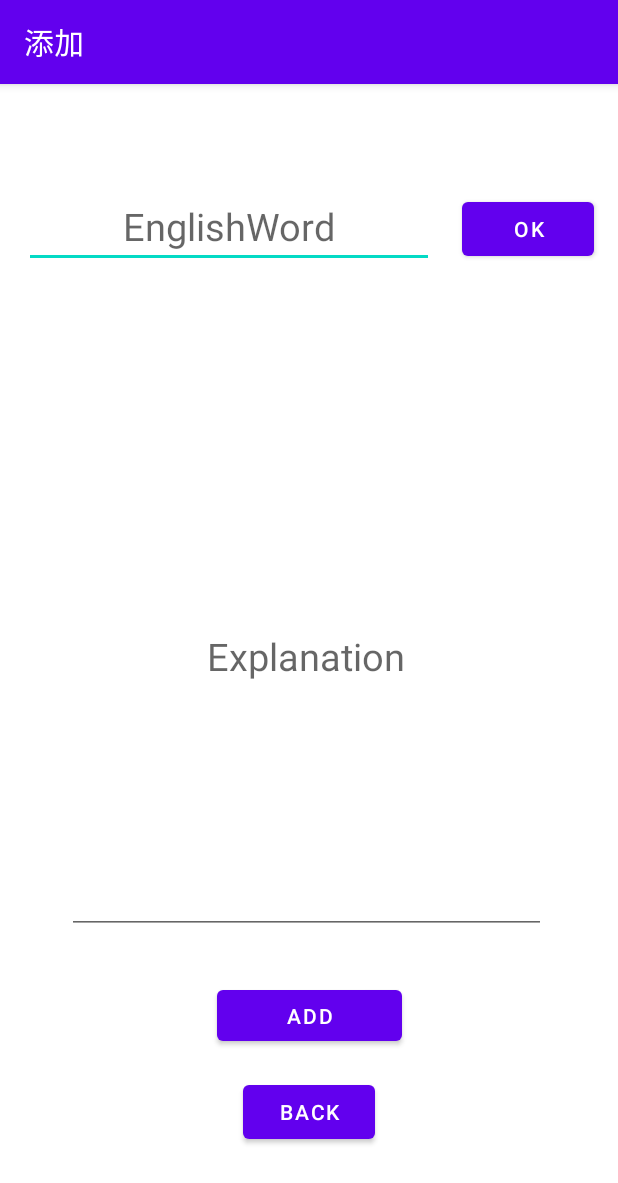
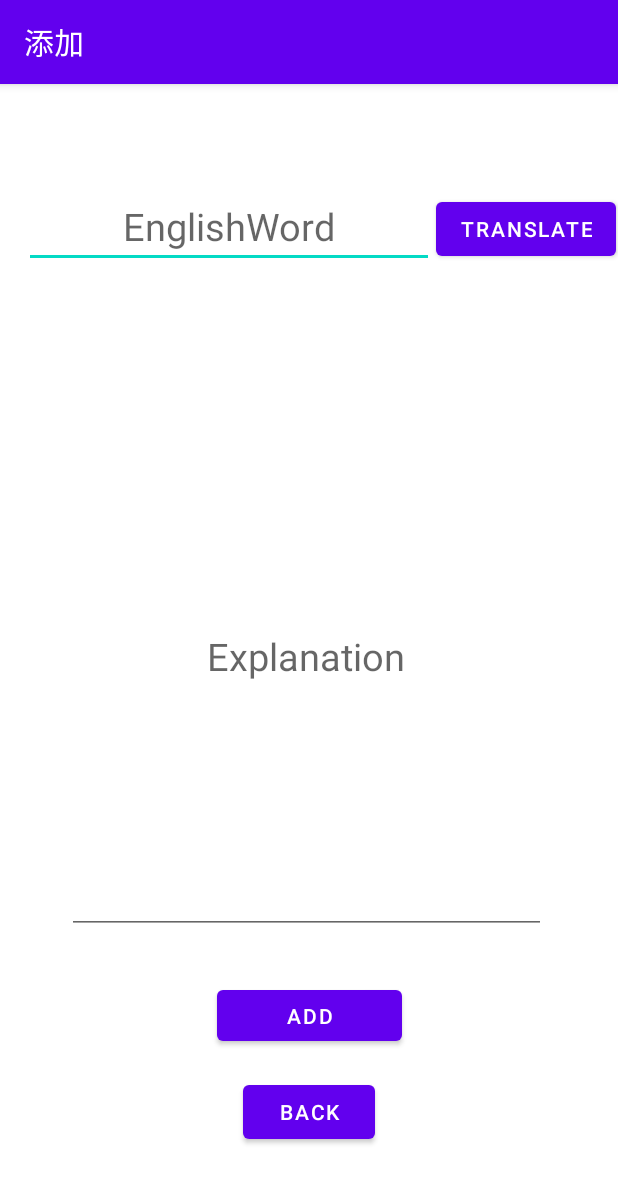
Before and after one commit to wuhongmei/Recite, an Android app: the addActivity screen opened directly, with no data from a screen before it, on a phone screen of 412 x 824 dp. Shown: the top 1183 px of the screen. Run offline under Robolectric (Android 15) with nearby library versions, the phone set to English and light mode, and no system bars.

Commit message:
翻译按钮text

```diff
--- a/app/src/main/res/layout/activity_add.xml
+++ b/app/src/main/res/layout/activity_add.xml
@@ -57,7 +57,7 @@
         android:layout_width="wrap_content"
         android:layout_height="wrap_content"
         android:onClick="okToRun"
-        android:text="@android:string/ok"
+        android:text="@string/btn_ok"
         app:layout_constraintBottom_toBottomOf="parent"
         app:layout_constraintEnd_toEndOf="parent"
         app:layout_constraintHorizontal_bias="0.529"
```
